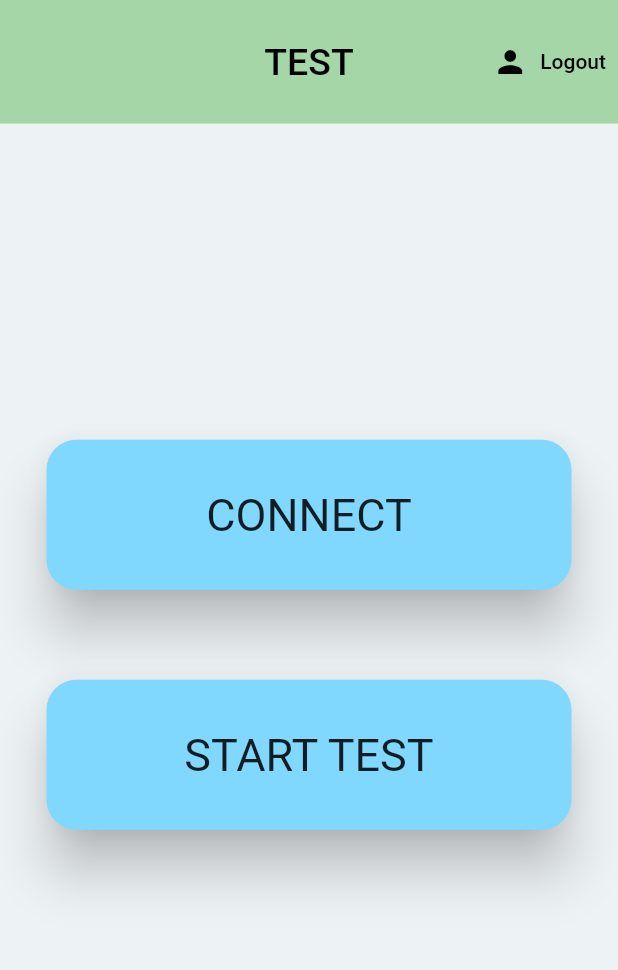
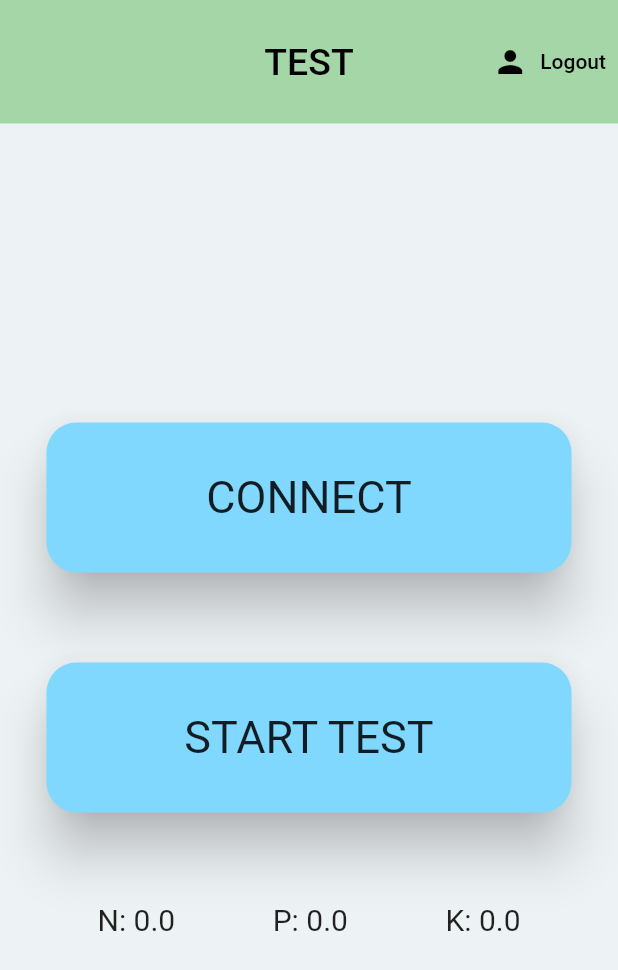
Before and after one commit to Advait-47/osiris2, a Flutter app: the ConnectPage screen opened directly, on a phone screen of 412 x 824 dp. Shown: the top 970 px of the screen. Run offline on Flutter 3.47's test engine with Material 2 defaults, Android fonts, the light colour scheme and no system bars; our stand-ins replace charts_flutter, cloud_firestore, curved_navigation_bar, firebase_auth, firebase_core; accounts and stored records are empty.

Commit message:
connect3 page npk values displayed

```diff
--- a/lib/screens/main tabs/connect_pages/connect3.dart
+++ b/lib/screens/main tabs/connect_pages/connect3.dart
@@ -137,6 +137,24 @@ class _ConnectPageState extends State<ConnectPage> {
               //       onPrimary: Colors.black87,
               //       elevation: 15),
               // ),
+
+              Row(
+                mainAxisAlignment: MainAxisAlignment.spaceEvenly,
+                children: [
+                  Text(
+                    "N: ${test.nitrogen}",
+                    style: TextStyle(fontSize: 20),
+                  ),
+                  Text(
+                    "P: ${test.phosphorous}",
+                    style: TextStyle(fontSize: 20),
+                  ),
+                  Text(
+                    "K: ${test.potassium}",
+                    style: TextStyle(fontSize: 20),
+                  ),
+                ],
+              )
             ],
           ),
         ),
```
